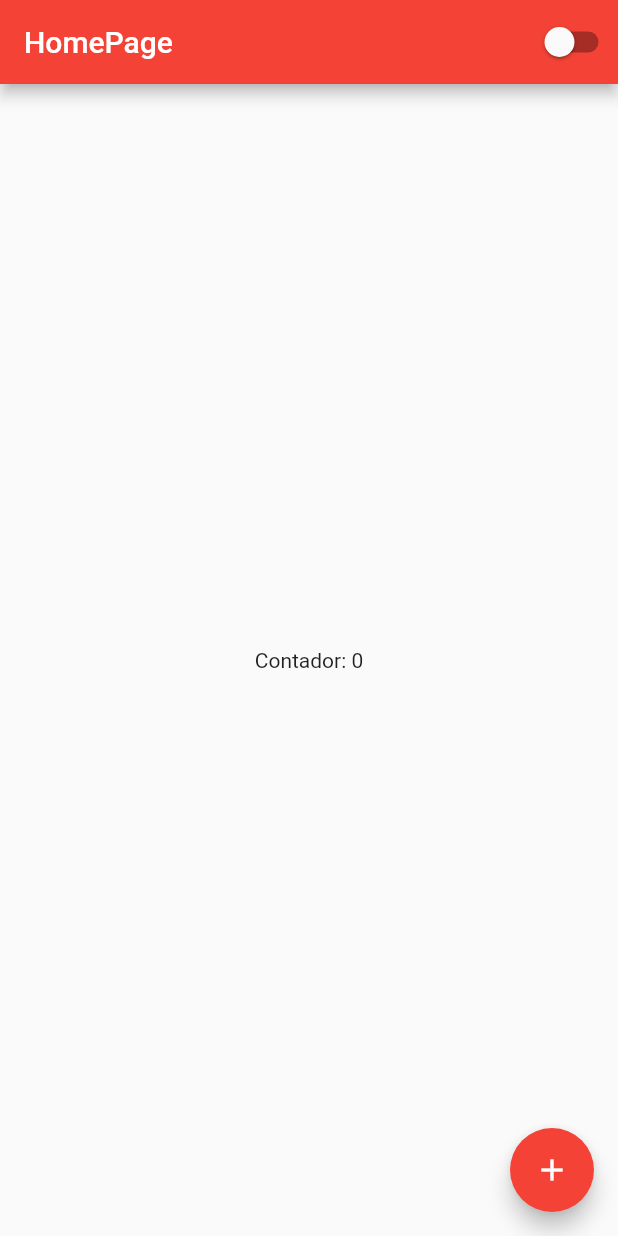
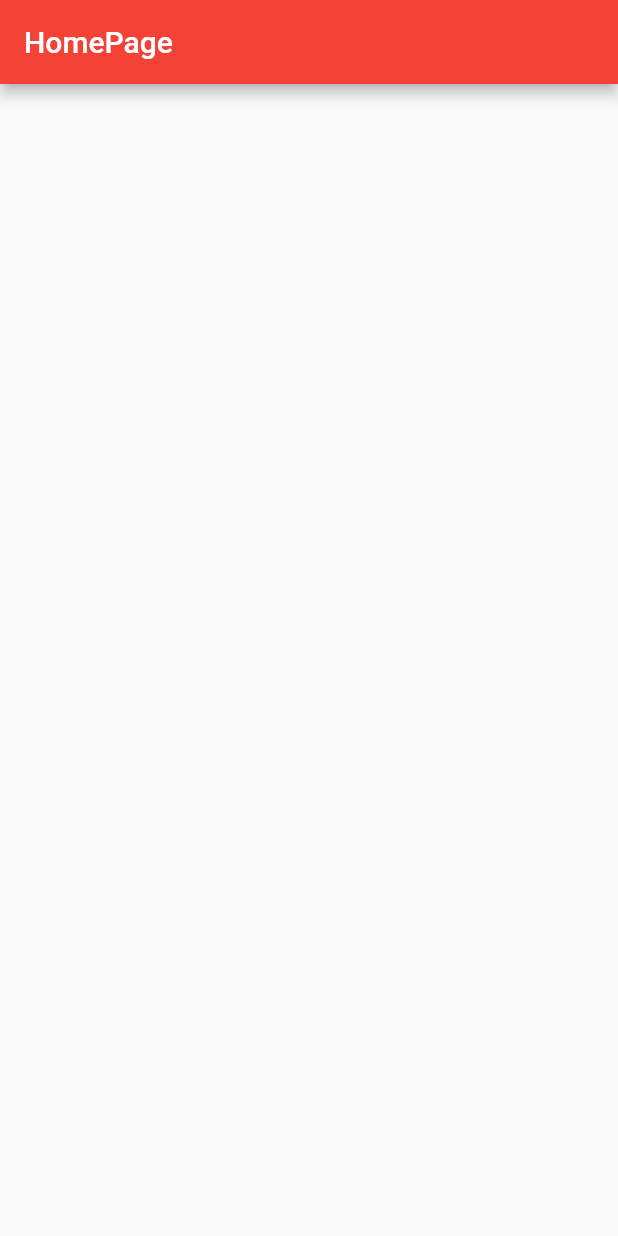
Before and after one commit to juniopereirab/DartWeek, a Flutter app: the screen it shows after launch, on a phone screen of 412 x 824 dp. Run offline on Flutter 3.47's test engine with Material 2 defaults, Android fonts, the light colour scheme and no system bars.

Commit message:
Returning a clean app

```diff
--- a/app/lib/App.dart
+++ /dev/null
@@ -1,24 +0,0 @@
-import 'package:app/AppController.dart';
-import 'package:app/Homepage.dart';
-import 'package:flutter/material.dart';
-
-class App extends StatelessWidget {
-  @override
-  Widget build(BuildContext context) {
-    return AnimatedBuilder(
-      animation: AppController.instance,
-      builder: (context, build) {
-        return MaterialApp(
-          debugShowCheckedModeBanner: false,
-          theme: ThemeData(
-            primarySwatch: Colors.red,
-            brightness: AppController.instance.isDarkTheme
-                ? Brightness.dark
-                : Brightness.light,
-          ),
-          home: HomePage(),
-        );
-      },
-    );
-  }
-}
--- a/app/lib/AppController.dart
+++ /dev/null
@@ -1,11 +0,0 @@
-import 'package:flutter/material.dart';
-
-class AppController extends ChangeNotifier {
-  static AppController instance = AppController();
-
-  bool isDarkTheme = false;
-  changeTheme() {
-    isDarkTheme = !isDarkTheme;
-    notifyListeners();
-  }
-}
--- a/app/lib/Homepage.dart
+++ /dev/null
@@ -1,47 +0,0 @@
-import 'package:flutter/material.dart';
-
-import 'package:app/AppController.dart';
-
-class HomePage extends StatefulWidget {
-  @override
-  _HomePageState createState() => _HomePageState();
-}
-
-class _HomePageState extends State<HomePage> {
-  int counter = 0;
-  bool isDarkTheme = false;
-  @override
-  Widget build(BuildContext context) {
-    return Scaffold(
-      appBar: AppBar(
-        title: Text('HomePage'),
-        actions: [
-          CustomSwitch(),
-        ],
-      ),
-      body: Center(
-        child: Text("Contador: $counter"),
-      ),
-      floatingActionButton: FloatingActionButton(
-        child: Icon(Icons.add),
-        onPressed: () {
-          setState(() {
-            counter++;
-          });
-        },
-      ),
-    );
-  }
-}
-
-class CustomSwitch extends StatelessWidget {
-  @override
-  Widget build(BuildContext context) {
-    return Switch(
-      value: AppController.instance.isDarkTheme,
-      onChanged: (value) {
-        AppController.instance.changeTheme();
-      },
-    );
-  }
-}
--- a/app/lib/main.dart
+++ b/app/lib/main.dart
@@ -1,6 +1,35 @@
-import 'package:app/App.dart';
 import 'package:flutter/material.dart';
 
 void main() {
   runApp(App());
 }
+
+class App extends StatelessWidget {
+  @override
+  Widget build(BuildContext context) {
+    return MaterialApp(
+      debugShowCheckedModeBanner: false,
+      theme: ThemeData(
+        primarySwatch: Colors.red,
+      ),
+      home: HomePage(),
+    );
+  }
+}
+
+class HomePage extends StatefulWidget {
+  @override
+  _HomePageState createState() => _HomePageState();
+}
+
+class _HomePageState extends State<HomePage> {
+  @override
+  Widget build(BuildContext context) {
+    return Scaffold(
+      appBar: AppBar(
+        title: Text('HomePage'),
+      ),
+      body: Container(),
+    );
+  }
+}
```
Also changed, not shown: 1 other file.
